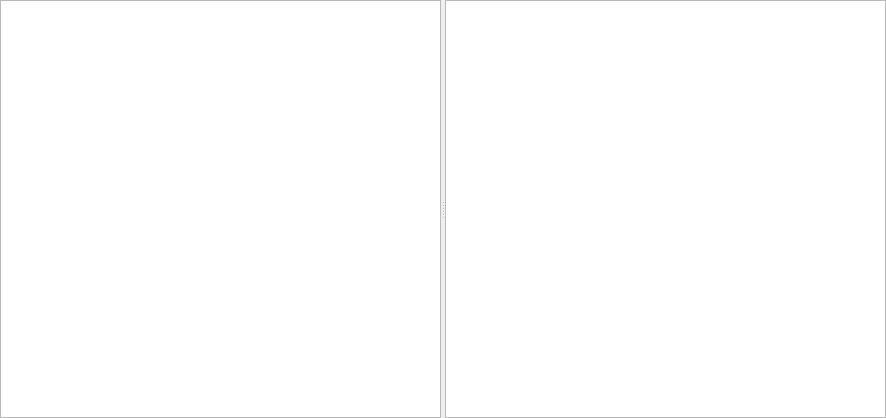
Qt form Plugins/GUI/x4c_gui_vfs_tab.ui (bvbohnen/X4_Customizer) before a commit.
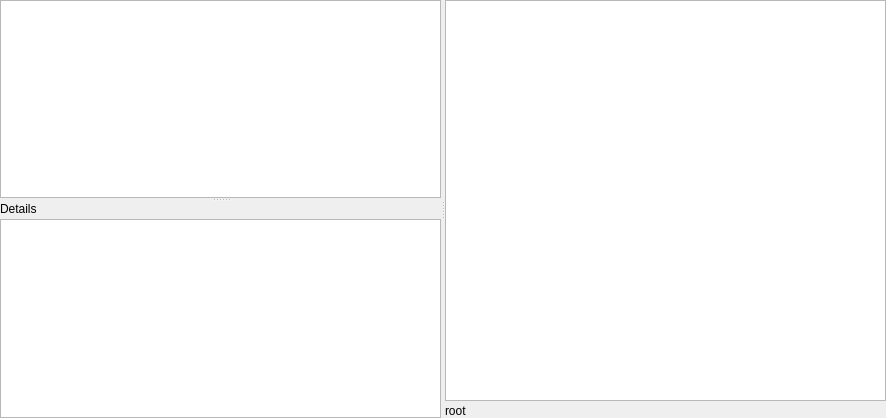
The same form after that commit.

Diff of the .ui file:
```diff
--- a/Plugins/GUI/x4c_gui_vfs_tab.ui
+++ b/Plugins/GUI/x4c_gui_vfs_tab.ui
@@ -26,11 +26,18 @@
    <property name="bottomMargin">
     <number>0</number>
    </property>
+   <property name="spacing">
+    <number>3</number>
+   </property>
    <item row="0" column="0">
     <widget class="QSplitter" name="splitter">
      <property name="orientation">
       <enum>Qt::Horizontal</enum>
      </property>
+     <widget class="QSplitter" name="vsplitter">
+      <property name="orientation">
+       <enum>Qt::Vertical</enum>
+      </property>
      <widget class="QTreeView" name="widget_treeView">
       <property name="editTriggers">
        <set>QAbstractItemView::NoEditTriggers</set>
@@ -39,6 +46,43 @@
        <bool>false</bool>
       </attribute>
      </widget>
+      <widget class="QWidget" name="">
+       <layout class="QVBoxLayout" name="verticalLayout_2">
+        <property name="spacing">
+         <number>3</number>
+        </property>
+        <item>
+         <widget class="QLabel" name="widget_label_details">
+          <property name="sizePolicy">
+           <sizepolicy hsizetype="Ignored" vsizetype="Fixed">
+            <horstretch>0</horstretch>
+            <verstretch>0</verstretch>
+           </sizepolicy>
+          </property>
+          <property name="text">
+           <string>Details</string>
+          </property>
+         </widget>
+        </item>
+        <item>
+         <widget class="QPlainTextEdit" name="widget_text_details">
+          <property name="lineWrapMode">
+           <enum>QPlainTextEdit::NoWrap</enum>
+          </property>
+          <property name="readOnly">
+           <bool>true</bool>
+          </property>
+         </widget>
+        </item>
+       </layout>
+      </widget>
+     </widget>
+     <widget class="QWidget" name="">
+      <layout class="QVBoxLayout" name="verticalLayout">
+       <property name="spacing">
+        <number>3</number>
+       </property>
+       <item>
      <widget class="QListView" name="widget_listView">
       <property name="contextMenuPolicy">
        <enum>Qt::CustomContextMenu</enum>
@@ -49,6 +93,19 @@
       <property name="isWrapping" stdset="0">
        <bool>true</bool>
       </property>
+        </widget>
+       </item>
+       <item>
+        <widget class="QLabel" name="widget_label_path">
+         <property name="text">
+          <string>root</string>
+         </property>
+         <property name="textInteractionFlags">
+          <set>Qt::LinksAccessibleByMouse|Qt::TextSelectableByMouse</set>
+         </property>
+        </widget>
+       </item>
+      </layout>
      </widget>
     </widget>
    </item>
```
Left out of the diff: 2 changed lines with no effect on the pictures. Lines whose indentation alone changed are shown as unchanged.
